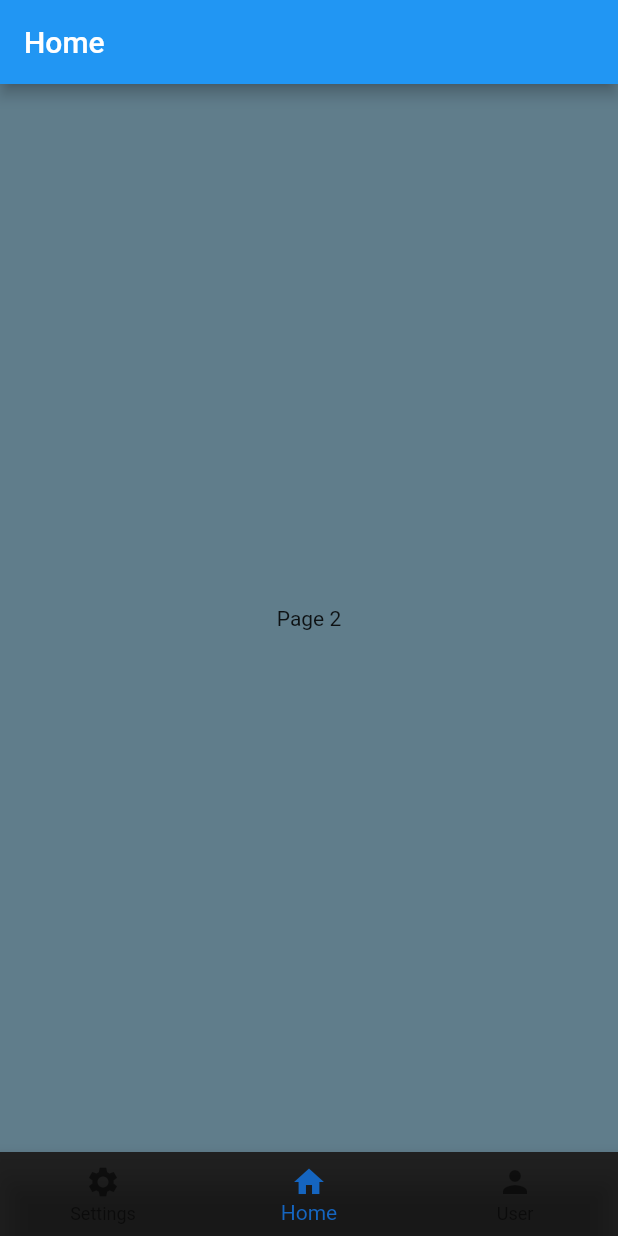
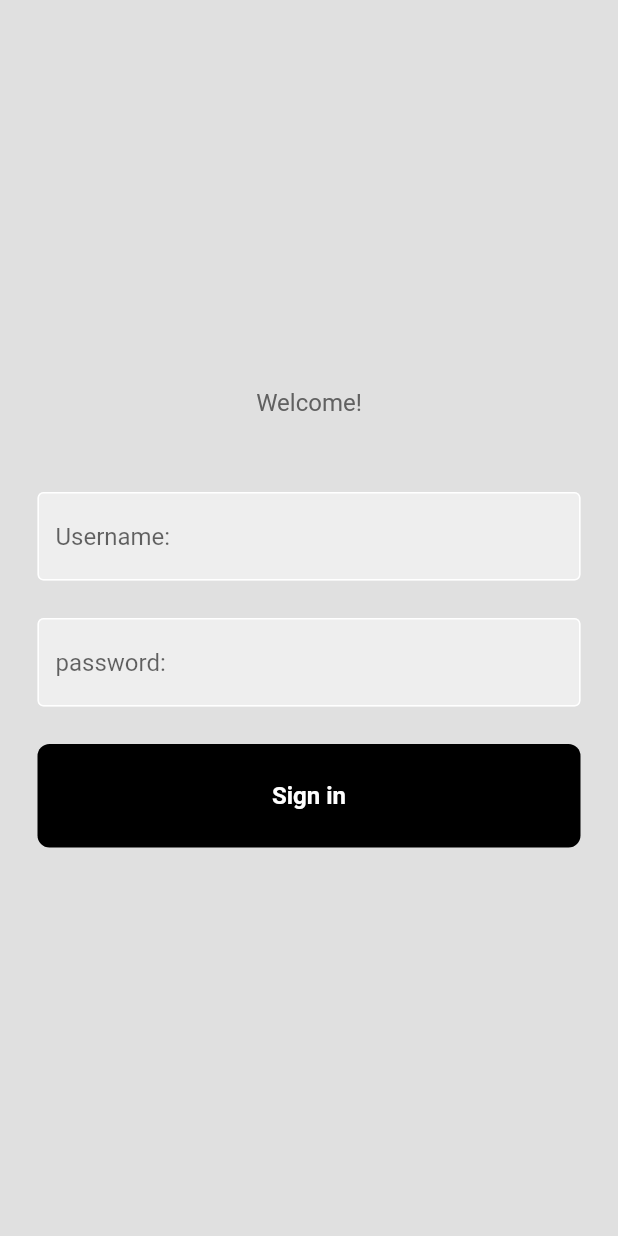
Before and after one commit to SebastianSlangerup/step_counter, a Flutter app: the screen it shows after launch, on a phone screen of 412 x 824 dp. Run offline on Flutter 3.47's test engine with Material 2 defaults, Android fonts, the phone set to English and light mode, and no system bars.

Commit message:
[ADD] ADD pages

```diff
--- /dev/null
+++ b/lib/components/button.dart
@@ -0,0 +1,35 @@
+import 'package:flutter/material.dart';
+
+class CustomButton extends StatelessWidget {
+  const CustomButton({
+    super.key,
+    required this.onTap,
+    });
+
+  final Function()? onTap;
+
+  @override
+  Widget build(BuildContext context) {
+    return GestureDetector(
+      onTap: onTap,
+      child: Container(
+        decoration: BoxDecoration(
+          color: Colors.black,
+          borderRadius: BorderRadius.circular(8)
+        ),
+        padding: EdgeInsets.all(25),
+        margin: EdgeInsets.symmetric(horizontal: 25),
+        child: const Center(
+          child: Text(
+            "Sign in",
+            style: TextStyle(
+              color: Colors.white,
+              fontWeight: FontWeight.bold,
+              fontSize: 16,
+            ),
+          ),
+        ),
+      ),
+    );
+  }
+}
--- /dev/null
+++ b/lib/components/textfield.dart
@@ -0,0 +1,35 @@
+import 'package:flutter/material.dart';
+
+class CustomTextField extends StatelessWidget {
+  const CustomTextField({
+    super.key,
+    required this.controller,
+    required this.obscure,
+    required this.hintText,
+  });
+
+  final controller;
+  final String hintText;
+  final bool obscure;
+
+
+  @override
+  Widget build(BuildContext context) {
+    return Padding(
+      padding: const EdgeInsets.symmetric(horizontal: 25.0),
+      child: TextField(
+        controller: controller,
+        obscureText: obscure,
+        decoration: InputDecoration(
+            enabledBorder: const OutlineInputBorder(
+                borderSide: BorderSide(color: Colors.white)),
+            focusedBorder: const OutlineInputBorder(
+                borderSide: BorderSide(color: Colors.grey)),
+            fillColor: Colors.grey.shade200,
+            filled: true,
+            hintText: hintText
+        ),
+      ),
+    );
+  }
+}
--- a/lib/main.dart
+++ b/lib/main.dart
@@ -1,4 +1,5 @@
 import 'package:flutter/material.dart';
+import 'package:step_counter/pages/login_page.dart';
 
 void main() {
   runApp(const MyApp());
@@ -9,77 +10,12 @@ class MyApp extends StatelessWidget {
 
   @override
   Widget build(BuildContext context) {
-    return const MaterialApp(
+    return MaterialApp(
+      theme: ThemeData(),
+      darkTheme: ThemeData.dark(),
       title: 'Test',
-      home: HomePage(),
+      home: LoginPage(),
       debugShowCheckedModeBanner: false,
     );
   }
 }
-
-class HomePage extends StatefulWidget {
-  const HomePage({super.key});
-
-  @override
-  HomePageState createState() {
-    return HomePageState();
-  }
-}
-
-class HomePageState extends State<HomePage> {
-  int _selectedIndex = 1;
-
-  void _onItemTapped(int index) {
-    setState(() {
-      _selectedIndex = index;
-    });
-  }
-
-  final List<String> _pageTitles = ['Settings', 'Home', 'User'];
-
-  @override
-  Widget build(BuildContext context) {
-    return Scaffold(
-      appBar: AppBar(
-        title: Text(_pageTitles[_selectedIndex]),
-      ),
-      bottomNavigationBar: BottomNavigationBar(
-        items: const <BottomNavigationBarItem>[
-          BottomNavigationBarItem(
-            icon: Icon(Icons.settings),
-            label: 'Settings',
-          ),
-          BottomNavigationBarItem(
-            icon: Icon(Icons.home),
-            label: 'Home',
-          ),
-          BottomNavigationBarItem(
-            icon: Icon(Icons.person),
-            label: 'User',
-          ),
-        ],
-        currentIndex: _selectedIndex,
-        selectedItemColor: Colors.blue[800],
-        onTap: _onItemTapped,
-        backgroundColor: Colors.black87,
-      ),
-      body: <Widget>[
-        Container(
-          color: Colors.blueAccent,
-          alignment: Alignment.center,
-          child: const Text('Page 1'),
-        ),
-        Container(
-          color: Colors.blueGrey,
-          alignment: Alignment.center,
-          child: const Text('Page 2'),
-        ),
-        Container(
-          color: Colors.blue,
-          alignment: Alignment.center,
-          child: const Text('Page 3'),
-        ),
-      ][_selectedIndex],
-    );
-  }
-}
--- /dev/null
+++ b/lib/pages/home_page.dart
@@ -0,0 +1,68 @@
+import 'package:flutter/material.dart';
+import 'package:step_counter/pages/login_page.dart';
+
+class HomePage extends StatefulWidget {
+  const HomePage({super.key});
+
+  @override
+  HomePageState createState() {
+    return HomePageState();
+  }
+}
+
+class HomePageState extends State<HomePage> {
+  int _selectedIndex = 1;
+
+  void _onItemTapped(int index) {
+    setState(() {
+      _selectedIndex = index;
+    });
+  }
+
+  final List<String> _pageTitles = ['Settings', 'Home', 'User'];
+
+  @override
+  Widget build(BuildContext context) {
+    return Scaffold(
+      appBar: AppBar(
+        title: Text(_pageTitles[_selectedIndex]),
+      ),
+      bottomNavigationBar: BottomNavigationBar(
+        items: const <BottomNavigationBarItem>[
+          BottomNavigationBarItem(
+            icon: Icon(Icons.settings),
+            label: 'Settings',
+          ),
+          BottomNavigationBarItem(
+            icon: Icon(Icons.home),
+            label: 'Home',
+          ),
+          BottomNavigationBarItem(
+            icon: Icon(Icons.person),
+            label: 'User',
+          ),
+        ],
+        currentIndex: _selectedIndex,
+        selectedItemColor: Colors.blue[800],
+        onTap: _onItemTapped,
+        backgroundColor: Colors.white,
+      ),
+      body: <Widget>[
+        Container(
+          alignment: Alignment.center,
+          child: Container(
+            child: Text(_pageTitles.toString()),
+          ),
+        ),
+        Container(
+          alignment: Alignment.center,
+          child: const Text('Page 2'),
+        ),
+        Container(
+          alignment: Alignment.center,
+          child: const Text('Page 3'),
+        ),
+      ][_selectedIndex],
+    );
+  }
+}
--- /dev/null
+++ b/lib/pages/login_page.dart
@@ -0,0 +1,64 @@
+import 'package:flutter/material.dart';
+import 'package:step_counter/components/button.dart';
+import 'package:step_counter/components/textfield.dart';
+
+class LoginPage extends StatelessWidget {
+  LoginPage({super.key});
+
+  final usernameController = TextEditingController();
+  final passwordController = TextEditingController();
+
+  void signUserIn() {}
+
+  @override
+  Widget build(BuildContext context) {
+    return Scaffold(
+      backgroundColor: Colors.grey[300],
+      body: SafeArea(
+        child: Center(
+          child: Column(
+            mainAxisAlignment: MainAxisAlignment.center,
+            children: [
+
+
+              const SizedBox(height: 50,),
+
+
+              Text(
+                "Welcome!",
+                style: TextStyle(
+                  color: Colors.grey[700],
+                  fontSize: 16,
+                )
+              ),
+              const SizedBox(height: 50,),
+
+              CustomTextField(
+                controller: usernameController,
+                obscure: false,
+                hintText: "Username:"
+              ),
+
+              const SizedBox(height: 25,),
+
+              CustomTextField(
+                controller: passwordController,
+                obscure: true,
+                hintText: "password:"
+              ),
+
+              const SizedBox(height: 25,),
+
+              CustomButton(onTap: signUserIn),
+
+              const SizedBox(height: 50,),
+
+
+
+            ],
+          ),
+        ),
+      ),
+    );
+  }
+}
```
